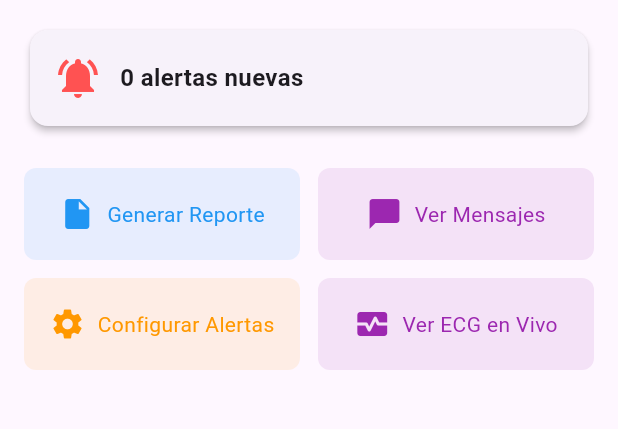
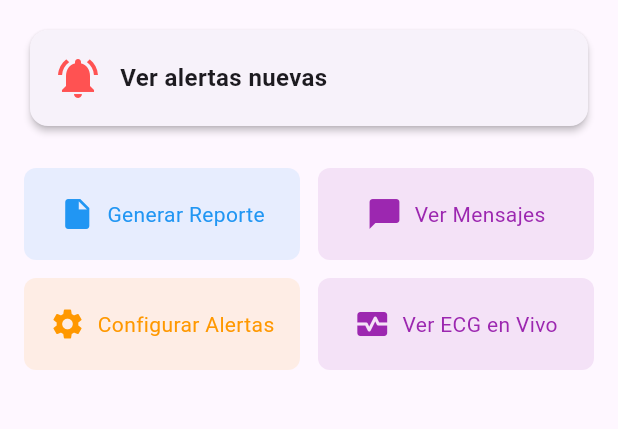
Before and after one commit to GabySanchez-08/App_Instru, a Flutter app: the screen it shows once a user with an empty profile is signed in, on a phone screen of 412 x 824 dp, the part 132-561 px from its top. Run offline on Flutter 3.47's test engine with Material 3 defaults, Android fonts, the light colour scheme and no system bars; our stand-ins replace cloud_firestore, firebase_auth, firebase_core, firebase_database, firebase_messaging, fl_chart and 2 more; accounts and stored records are empty.

Commit message:
borre lineas en menu familiar

```diff
--- a/lib/screens/ecg_viewer_screen.dart
+++ b/lib/screens/ecg_viewer_screen.dart
@@ -127,7 +127,7 @@ class _EcgViewerScreenState extends State<EcgViewerScreen> {
 
     return LineChartData(
       minX: 0.0,
-      maxX: 5.0,
+      maxX: 4.0,
       borderData: FlBorderData(show: true),
       gridData: FlGridData(show: true),
       titlesData: FlTitlesData(
--- a/lib/screens/familiar_screen.dart
+++ b/lib/screens/familiar_screen.dart
@@ -1,6 +1,5 @@
 // familiar_screen.dart
 import 'package:flutter/material.dart';
-import 'package:firebase_database/firebase_database.dart';
 import 'ecg_viewer_screen.dart';
 import 'chat_screen.dart';
 import 'reporte_screen.dart';
@@ -17,20 +16,10 @@ class InterfazFamiliar extends StatefulWidget {
 }
 
 class _InterfazFamiliarState extends State<InterfazFamiliar> {
-  final _alertasRef = FirebaseDatabase.instance.ref('Dispositivo/Wayne/ECG_Alertas');
-  int _cantidadAlertas = 0;
 
   @override
   void initState() {
     super.initState();
-    _alertasRef.onValue.listen((event) {
-      final data = event.snapshot.value;
-      if (data is Map) {
-        setState(() {
-          _cantidadAlertas = data.length;
-        });
-      }
-    });
     _setupFCM(); // 👈 Aquí llamas la función
   }
 
@@ -62,8 +51,8 @@ class _InterfazFamiliarState extends State<InterfazFamiliar> {
                         const SizedBox(width: 12),
                         Expanded(
                           child: Text(
-                            '$_cantidadAlertas alerta${_cantidadAlertas != 1 ? 's' : ''} nueva${_cantidadAlertas != 1 ? 's' : ''}',
-                            style: const TextStyle(fontSize: 16, fontWeight: FontWeight.bold),
+                            'Ver alertas nuevas',
+                            style: TextStyle(fontSize: 16, fontWeight: FontWeight.bold),
                           ),
                         ),
                       ],
--- a/lib/widgets/device_status.dart
+++ b/lib/widgets/device_status.dart
@@ -8,7 +8,7 @@ class DeviceStatusBanner extends StatelessWidget {
   @override
   Widget build(BuildContext context) {
     final ref = FirebaseDatabase.instance
-        .ref('Dispositivo/Wayne/ECG_Alertas/alerta/hora'); // lectura directa
+        .ref('Dispositivo/Wayne/ECG_Alertas/hora'); // lectura directa
 
     return StreamBuilder<DatabaseEvent>(
       stream: ref.onValue,
```
Also changed, not shown: lib/screens/alertas_screen.dart (+69 -21 lines).
